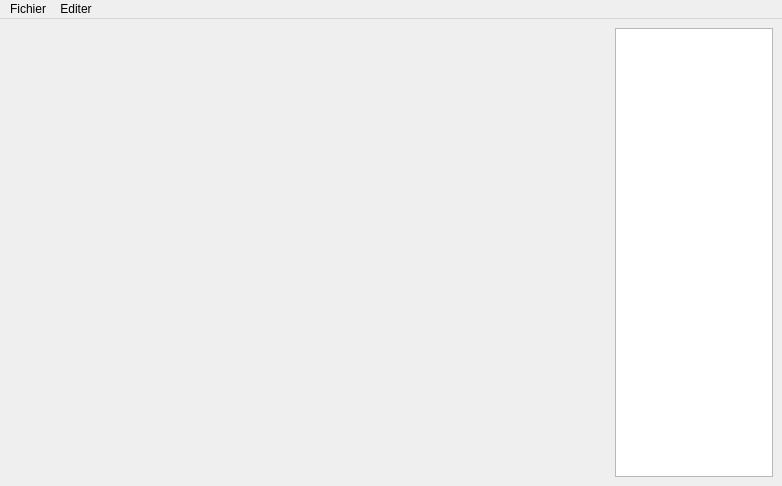
darwikey/PFA-2D-3D, file Project3Donuts/src/Window/mainwindow.ui: the form before one commit.
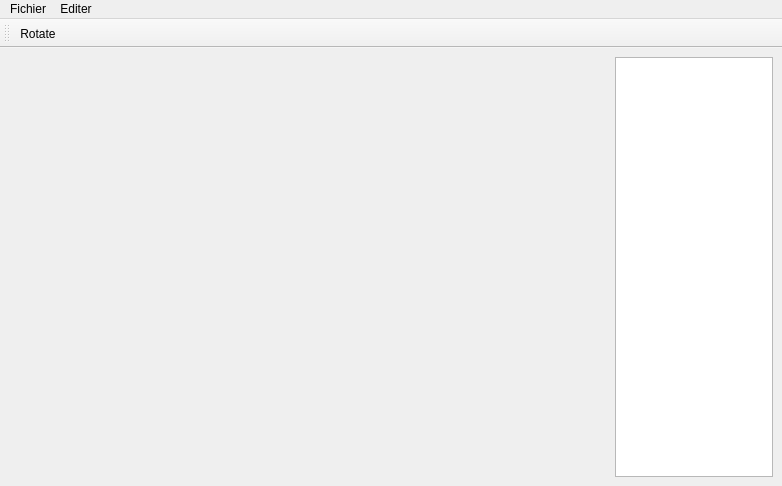
The form after the commit. Icons and pictures are not drawn.

```diff
--- a/Project3Donuts/src/Window/mainwindow.ui
+++ b/Project3Donuts/src/Window/mainwindow.ui
@@ -62,6 +62,18 @@
    <addaction name="menuFichier"/>
    <addaction name="menuEditer"/>
   </widget>
+  <widget class="QToolBar" name="toolBar">
+   <property name="windowTitle">
+    <string>toolBar</string>
+   </property>
+   <attribute name="toolBarArea">
+    <enum>TopToolBarArea</enum>
+   </attribute>
+   <attribute name="toolBarBreak">
+    <bool>false</bool>
+   </attribute>
+   <addaction name="actionRotate"/>
+  </widget>
   <action name="actionOuvrir">
    <property name="text">
     <string>Ouvrir</string>
@@ -83,6 +95,21 @@
     <string>Degrader</string>
    </property>
   </action>
+  <action name="actionRotate">
+   <property name="checkable">
+    <bool>true</bool>
+   </property>
+   <property name="icon">
+    <iconset>
+     <normaloff>../../../../PFA-builds/resources/icones/icone_rotation.png</normaloff>../../../../PFA-builds/resources/icones/icone_rotation.png</iconset>
+   </property>
+   <property name="text">
+    <string>Rotate</string>
+   </property>
+   <property name="toolTip">
+    <string>Mode Rotation</string>
+   </property>
+  </action>
  </widget>
  <resources/>
  <connections>
```
